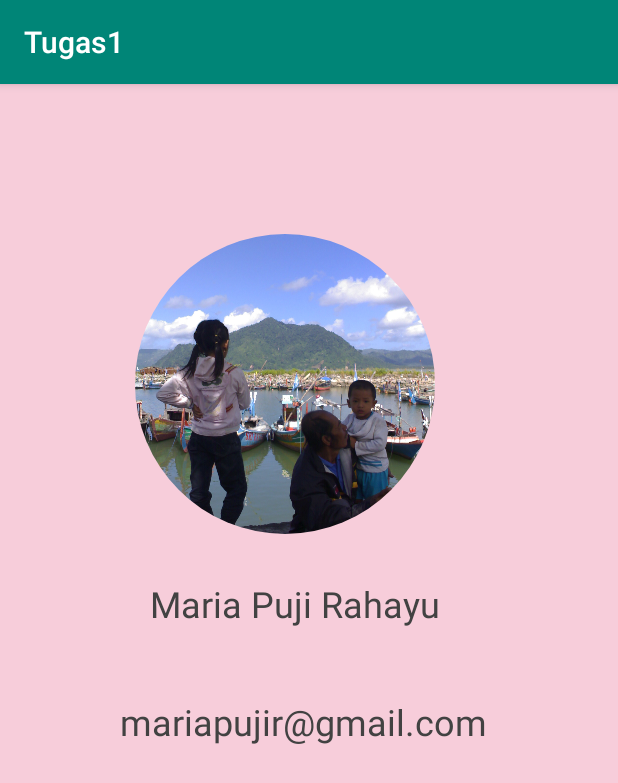
After one commit to mariapujirahayu/Tugas1, an Android app: the AboutActivity screen opened directly, with no data from a screen before it, on a phone screen of 412 x 824 dp. The commit adds this screen. Shown: the top 783 px of the screen. Run offline under Robolectric (Android 15) with nearby library versions, the phone set to English and light mode, and no system bars; our stand-ins replace CircleImageView.

Commit message:
Menambahkan halaman about

```diff
--- a/app/build.gradle
+++ b/app/build.gradle
@@ -23,6 +23,7 @@ dependencies {
     implementation fileTree(dir: 'libs', include: ['*.jar'])
     implementation 'androidx.appcompat:appcompat:1.0.2'
     implementation 'androidx.constraintlayout:constraintlayout:1.1.3'
+    implementation 'androidx.legacy:legacy-support-v4:1.0.0'
     testImplementation 'junit:junit:4.12'
     androidTestImplementation 'androidx.test:runner:1.1.1'
     androidTestImplementation 'androidx.test.espresso:espresso-core:3.1.1'
@@ -30,4 +31,5 @@ dependencies {
     implementation 'androidx.cardview:cardview:1.0.0'
     implementation 'de.hdodenhof:circleimageview:3.0.0'
     implementation 'com.github.bumptech.glide:glide:4.9.0'
+    implementation 'androidx.mediarouter:mediarouter:1.1.0'
 }
--- a/app/src/main/AndroidManifest.xml
+++ b/app/src/main/AndroidManifest.xml
@@ -9,6 +9,7 @@
         android:roundIcon="@mipmap/ic_launcher_round"
         android:supportsRtl="true"
         android:theme="@style/AppTheme">
+        <activity android:name=".AboutActivity"></activity>
         <activity android:name=".MainActivity">
             <intent-filter>
                 <action android:name="android.intent.action.MAIN" />
--- /dev/null
+++ b/app/src/main/java/com/example/tugas1/AboutActivity.java
@@ -0,0 +1,14 @@
+package com.example.tugas1;
+
+import androidx.appcompat.app.AppCompatActivity;
+
+import android.os.Bundle;
+
+public class AboutActivity extends AppCompatActivity {
+
+    @Override
+    protected void onCreate(Bundle savedInstanceState) {
+        super.onCreate(savedInstanceState);
+        setContentView(R.layout.activity_about);
+    }
+}
--- /dev/null
+++ b/app/src/main/res/layout/activity_about.xml
@@ -0,0 +1,52 @@
+<?xml version="1.0" encoding="utf-8"?>
+<FrameLayout xmlns:android="http://schemas.android.com/apk/res/android"
+    xmlns:app="http://schemas.android.com/apk/res-auto"
+    xmlns:tools="http://schemas.android.com/tools"
+    android:layout_width="match_parent"
+    android:layout_height="match_parent"
+    android:background="@color/Background"
+    tools:context=".fragments.AboutFragment">
+
+    <LinearLayout
+        android:layout_width="match_parent"
+        android:layout_height="wrap_content"
+        android:orientation="vertical">
+
+        <de.hdodenhof.circleimageview.CircleImageView
+            android:id="@+id/img_item_photo"
+            android:layout_width="200dp"
+            android:layout_height="200dp"
+            android:layout_alignParentTop="true"
+            android:layout_centerHorizontal="true"
+            android:layout_marginLeft="90dp"
+            android:layout_marginTop="100dp"
+            android:src="@drawable/mariapuji" />
+
+        <TextView
+            android:id="@+id/nama"
+            android:layout_width="wrap_content"
+            android:layout_height="wrap_content"
+            android:layout_marginLeft="100dp"
+            android:layout_marginTop="30dp"
+            android:layout_marginRight="50dp"
+            android:layout_marginBottom="16dp"
+            android:layout_weight="1"
+            android:text="@string/maria_puji_rahayu"
+            android:textColor="@color/cardview_dark_background"
+            android:textSize="24sp" />
+
+        <TextView
+            android:id="@+id/email"
+            android:layout_width="wrap_content"
+            android:layout_height="wrap_content"
+            android:layout_marginLeft="80dp"
+            android:layout_marginTop="30dp"
+            android:layout_marginRight="16dp"
+            android:layout_marginBottom="16dp"
+            android:layout_weight="1"
+            android:text="@string/mariapujir_gmail_com"
+            android:textColor="@color/cardview_dark_background"
+            android:textSize="24sp" />
+
+    </LinearLayout>
+</FrameLayout>
--- a/app/src/main/res/values/colors.xml
+++ b/app/src/main/res/values/colors.xml
@@ -3,4 +3,5 @@
     <color name="colorPrimary">#008577</color>
     <color name="colorPrimaryDark">#00574B</color>
     <color name="colorAccent">#D81B60</color>
+    <color name="Background">#F7CDDA</color>
 </resources>
--- a/app/src/main/res/values/strings.xml
+++ b/app/src/main/res/values/strings.xml
@@ -2,4 +2,10 @@
     <string name="app_name">Tugas1</string>
     <string name="heroes_name">Nama Idol</string>
     <string name="detail">Detail</string>
+
+    <!-- TODO: Remove or change this placeholder text -->
+    <string name="hello_blank_fragment">Hello blank fragment</string>
+    <string name="maria_puji_rahayu">Maria Puji Rahayu</string>
+    <string name="mariapujir_gmail_com">mariapujir@gmail.com</string>
+    <string name="about">About</string>
 </resources>
```
Also changed, not shown: app/src/main/java/com/example/tugas1/MainActivity.java (+27 -0 lines), app/src/main/res/menu/about_main.xml (added, +12 -0 lines), app/src/main/res/drawable/mariapuji.jpg (added).
